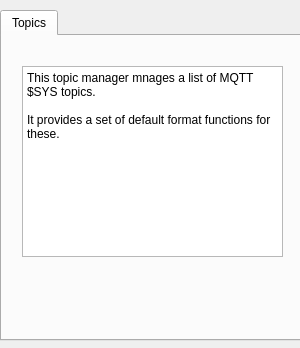
First picture: the form in ui_tlgenerictopicmanager.ui, repository nzfarmer1/telemetrylayer, before the edit.
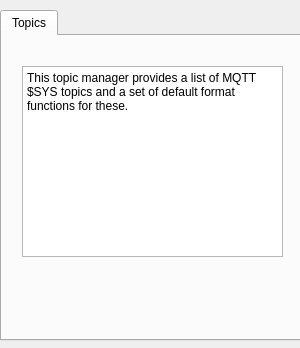
Second picture: the form after the edit.

Commit message: missed that one

```diff
--- a/ui_tlgenerictopicmanager.ui
+++ b/ui_tlgenerictopicmanager.ui
@@ -60,9 +60,7 @@
       <bool>true</bool>
      </property>
      <property name="plainText">
-      <string>This topic manager mnages a list of MQTT $SYS topics.
-
-It provides a set of default format functions for these.</string>
+      <string>This topic manager provides a list of MQTT $SYS topics and a set of default format functions for these.</string>
      </property>
     </widget>
    </widget>
```
The commit also changes 1 other file.
